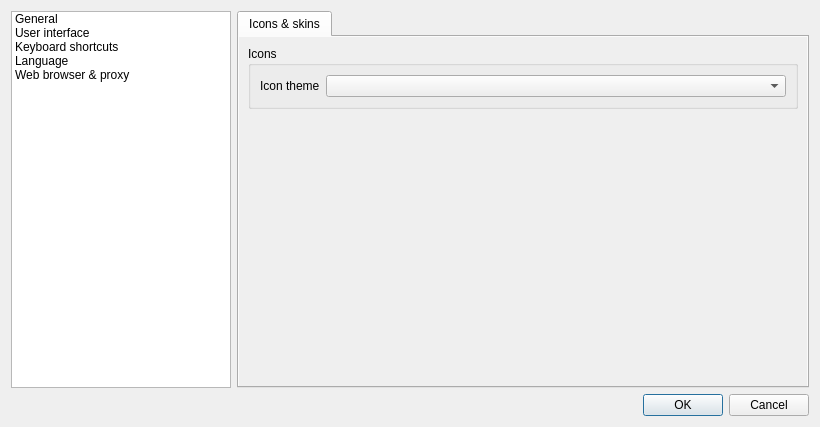
First picture: the form in src/gui/formsettings.ui, repository BuildmLearn/BuildmLearn-Toolkit, before the edit.
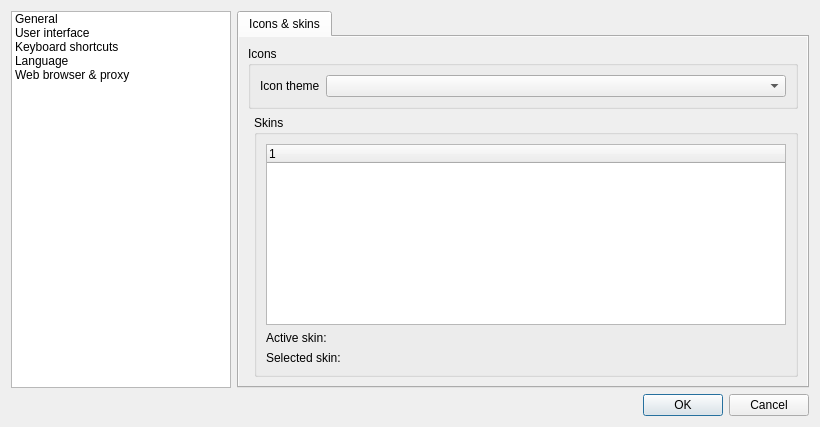
Second picture: the form after the edit. The open tabs and pages were chosen to show the change. Custom widgets are drawn as their Qt base class.

Commit message: Added initial support for skins + missing icons.

The edit to the form file:
```diff
--- a/src/gui/formsettings.ui
+++ b/src/gui/formsettings.ui
@@ -99,9 +99,73 @@
                </rect>
               </property>
               <layout class="QFormLayout" name="formLayout">
-               <property name="fieldGrowthPolicy">
-                <enum>QFormLayout::AllNonFixedFieldsGrow</enum>
-               </property>
+               <item row="1" column="1">
+                <widget class="QGroupBox" name="groupBox_2">
+                 <property name="title">
+                  <string>Skins</string>
+                 </property>
+                 <layout class="QFormLayout" name="formLayout_9">
+                  <item row="0" column="0" colspan="2">
+                   <widget class="QTreeWidget" name="m_treeSkins">
+                    <property name="sizePolicy">
+                     <sizepolicy hsizetype="Expanding" vsizetype="Expanding">
+                      <horstretch>0</horstretch>
+                      <verstretch>0</verstretch>
+                     </sizepolicy>
+                    </property>
+                    <property name="alternatingRowColors">
+                     <bool>false</bool>
+                    </property>
+                    <property name="indentation">
+                     <number>0</number>
+                    </property>
+                    <property name="rootIsDecorated">
+                     <bool>false</bool>
+                    </property>
+                    <property name="itemsExpandable">
+                     <bool>false</bool>
+                    </property>
+                    <property name="expandsOnDoubleClick">
+                     <bool>false</bool>
+                    </property>
+                    <column>
+                     <property name="text">
+                      <string notr="true">1</string>
+                     </property>
+                    </column>
+                   </widget>
+                  </item>
+                  <item row="1" column="0">
+                   <widget class="QLabel" name="m_lblActiveCaption">
+                    <property name="text">
+                     <string>Active skin:</string>
+                    </property>
+                   </widget>
+                  </item>
+                  <item row="1" column="1">
+                   <widget class="QLabel" name="m_lblActiveContents">
+                    <property name="text">
+                     <string/>
+                    </property>
+                   </widget>
+                  </item>
+                  <item row="2" column="0">
+                   <widget class="QLabel" name="m_lblSelectedCaption">
+                    <property name="text">
+                     <string>Selected skin:</string>
+                    </property>
+                   </widget>
+                  </item>
+                  <item row="2" column="1">
+                   <widget class="QLabel" name="m_lblSelectedContents">
+                    <property name="text">
+                     <string/>
+                    </property>
+                   </widget>
+                  </item>
+                 </layout>
+                </widget>
+               </item>
                <item row="0" column="0" colspan="2">
                 <widget class="QGroupBox" name="groupBox">
                  <property name="title">
```
Left out of the diff: 116 changed lines with no effect on the pictures. The commit also changes 12 other files.
